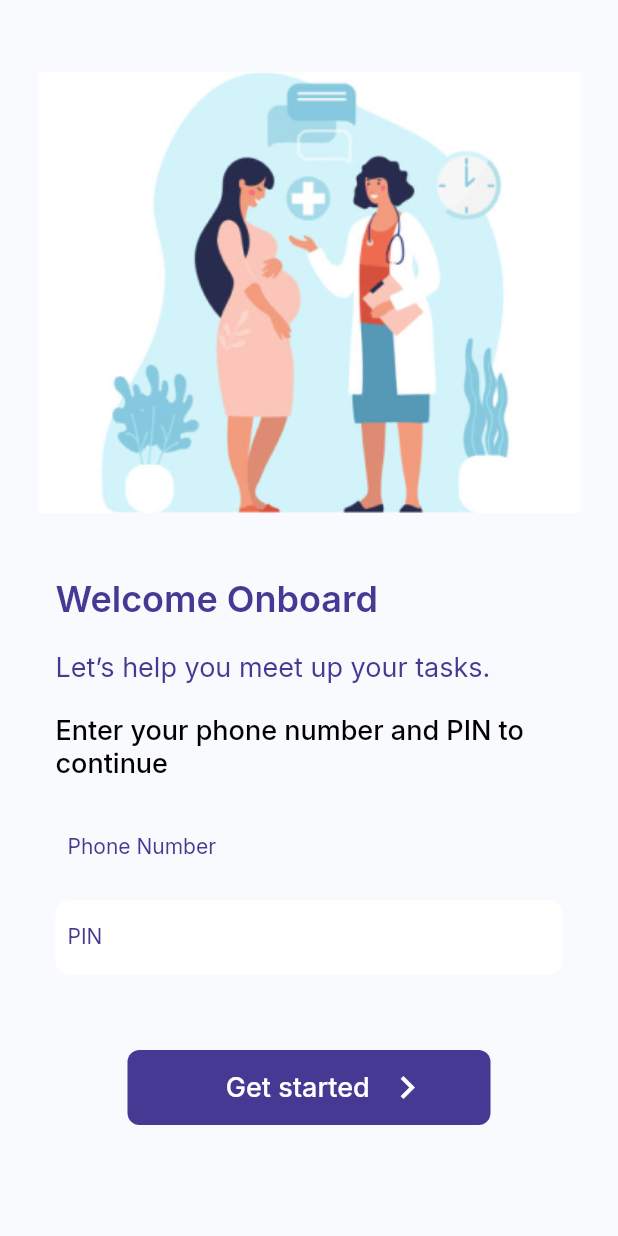
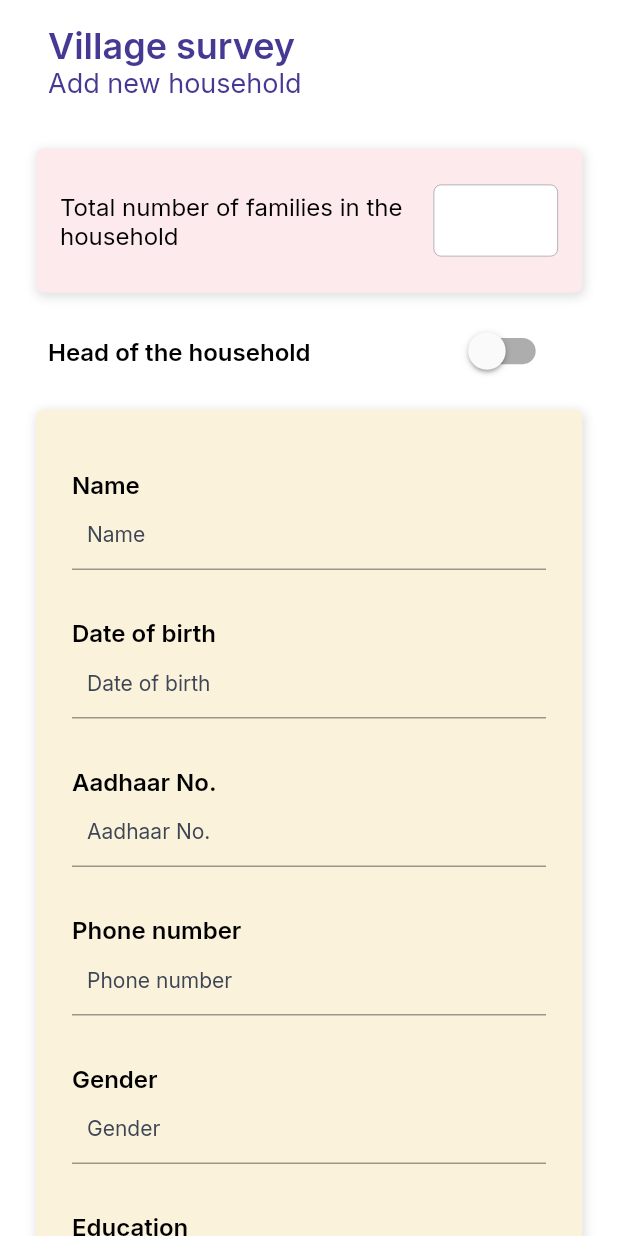
Before and after one commit to triviaGroups/janam, a Flutter app: the screen it shows after launch, on a phone screen of 412 x 824 dp. Run offline on Flutter 3.47's test engine with Material 2 defaults, Android fonts, the phone set to English and light mode, and no system bars; our stand-ins replace dropdown_button2, firebase_auth, firebase_core, font_awesome_flutter, google_fonts; accounts and stored records are empty.

Commit message:
Thursday 12

```diff
--- a/lib/Village Survey/page1.dart
+++ b/lib/Village Survey/page1.dart
@@ -1,6 +1,11 @@
 import 'package:flutter/material.dart';
 import 'package:google_fonts/google_fonts.dart';
+import 'package:janam/Widgets/button.dart';
 import 'package:janam/Widgets/dropdown.dart';
+import 'package:janam/Widgets/heading.dart';
+import 'package:janam/Widgets/search.dart';
+import 'package:janam/Widgets/textbox.dart';
+import 'package:janam/Widgets/topic.dart';
 import 'package:janam/constants/color_constants.dart';
 
 class vpage1 extends StatefulWidget {
@@ -11,57 +16,41 @@ class vpage1 extends StatefulWidget {
 }
 
 class _vpage1State extends State<vpage1> {
-
   @override
   Widget build(BuildContext context) {
-    return SafeArea(child: Scaffold(
+    return SafeArea(
+        child: Scaffold(
+          backgroundColor: white,
       body: SingleChildScrollView(
         child: Column(
           children: [
-            SizedBox(
+            const SizedBox(
               height: 16,
             ),
-            Row(
-              children: [
-                Expanded(
-                    flex: 2,
-                    child: Container(
-                      alignment: Alignment.centerLeft,
-                      padding: const EdgeInsets.only(left: 32),
-                      child: Column(
-                        mainAxisAlignment: MainAxisAlignment.center,
-                        crossAxisAlignment: CrossAxisAlignment.start,
-                        children: [
-                          Text(
-                            "Village Survey",
-                            style: GoogleFonts.inter(
-                                fontSize: 24,
-                                fontWeight: FontWeight.w600,
-                                color: purple),
-                          ),
-                          Text(
-                            "Add new household",
-                            style: GoogleFonts.inter(
-                                fontSize: 18,
-                                fontWeight: FontWeight.w400,
-                                color: purple),
-                          )
-                        ],
-                      ),
-                    )),
-                Expanded(child: Container()),
-              ],
-            ),
-            SizedBox(
+            topic("Village survey","Add new household"),
+            const SizedBox(
               height: 24,
             ),
-            DropDown("Select village","Village name"),
-            DropDown("Add new","Select"),
+            DropDown("Select village", "Village name"),
+            DropDown("Add new", "Select"),
+            Heading("Add new household"),
+            textBox("Village name"),
+            textBox("Village name"),
+            textBox("Village name"),
+            textBox("Village name"),
+            textBox("Village name"),
+            Heading("Select household"),
+            Search(),
+            const SizedBox(
+              height: 16,
+            ),
+            Button("Next"),
+            const SizedBox(
+              height: 16,
+            ),
           ],
         ),
       ),
     ));
   }
-
-
 }
--- a/lib/Village Survey/page2.dart
+++ b/lib/Village Survey/page2.dart
@@ -0,0 +1,200 @@
+import 'package:flutter/material.dart';
+import 'package:google_fonts/google_fonts.dart';
+import 'package:janam/Widgets/container.dart';
+import 'package:janam/Widgets/topic.dart';
+import 'package:janam/constants/color_constants.dart';
+import 'package:janam/provider/colorSelection.dart';
+import 'package:provider/provider.dart';
+
+class vPage2 extends StatefulWidget {
+  const vPage2({Key? key}) : super(key: key);
+
+  @override
+  _vPage2State createState() => _vPage2State();
+}
+
+class _vPage2State extends State<vPage2> {
+  int a = 0;
+  bool isSwitched = false;
+
+  void toggleSwitch(bool value) {
+    if (isSwitched == false) {
+      setState(() {
+        isSwitched = true;
+        a=0;
+      });
+    } else {
+      setState(() {
+        isSwitched = false;
+        a=0;
+      });
+    }
+  }
+
+  @override
+  void initState() {
+    // TODO: implement initState
+    super.initState();
+    a=0;
+  }
+
+  @override
+  Widget build(BuildContext context) {
+    return SafeArea(
+        child: Scaffold(
+      backgroundColor: white,
+      body: SingleChildScrollView(
+        child: Column(
+          children: [
+            const SizedBox(
+              height: 16,
+            ),
+            topic("Village survey", "Add new household"),
+            const SizedBox(
+              height: 8,
+            ),
+            Cont(
+                child: Row(
+                  children: [
+                    Expanded(
+                      flex: 3,
+                      child: Text(
+                        "Total number of families in the household ",
+                        style: GoogleFonts.inter(
+                            fontSize: 16,
+                            fontWeight: FontWeight.w400,
+                            color: black),
+                      ),
+                    ),
+                    Expanded(
+                        child: Container(
+                      decoration: BoxDecoration(
+                        border: Border.all(width: 0.5, color: Colors.grey),
+                        borderRadius: BorderRadius.circular(5),
+                        color: white,
+                      ),
+                      child: TextFormField(
+                        onChanged: (val) {},
+                        keyboardType: TextInputType.number,
+                        decoration: const InputDecoration(
+                            contentPadding:
+                                EdgeInsets.only(left: 20, right: 10),
+                            border: InputBorder.none),
+                        style: GoogleFonts.inter(fontSize: 14, color: black),
+                      ),
+                    ))
+                  ],
+                ),
+                height: 48,
+                color: colors[(a++) % 4]),
+            SwitchMethod("Head of the household"),
+            Cont(
+                child: Column(
+                  children: [
+                    textfield("Name", "Name"),
+                    textfield("Date of birth", "Date of birth"),
+                    textfield("Aadhaar No.", "Aadhaar No."),
+                    textfield("Phone number", "Phone number"),
+                    textfield("Gender", "Gender"),
+                    textfield("Education", "Education"),
+                    textfield("Occupation", "Occupation"),
+                    textfield("Family Income", "Family income"),
+                    textfield("Disability Status", "Yes/No"),
+                  ],
+                ),
+                height: 90 * 10,
+                color: colors[(a++) % 4]),
+
+            SwitchMethod("Details of Spouse"),
+            Cont(
+                child: Column(
+                  children: [
+                    textfield("Date of marriage", "Date of marriage"),
+                    textfield("Name", "Name"),
+                    textfield("Date of birth", "Date of birth"),
+                    textfield("Aadhaar No.", "Aadhaar No."),
+                    textfield("Phone number", "Phone number"),
+                    textfield("Gender", "Gender"),
+                    textfield("Education", "Education"),
+                    textfield("Occupation", "Occupation"),
+                    textfield("Disability Status", "Yes/No"),
+                  ],
+                ),
+                height: 90 * 10,
+                color: colors[(a++) % 4]),
+          ],
+        ),
+      ),
+    ));
+  }
+
+  Padding SwitchMethod(String text) {
+    return Padding(
+            padding: const EdgeInsets.symmetric(horizontal: 32),
+            child: Row(
+              children: [
+                Expanded(
+                  flex: 3,
+                  child: Text(
+                    text,
+                    style: GoogleFonts.inter(
+                        fontSize: 16,
+                        fontWeight: FontWeight.w600,
+                        color: black),
+                  ),
+                ),
+                Expanded(
+                  child: Container(
+                    height: 30,
+                    width: 35,
+                    alignment: Alignment.center,
+                    child: FittedBox(
+                      fit: BoxFit.fill,
+                      child: Transform.scale(
+                          scale: 2,
+                          child: Switch(
+                            onChanged: toggleSwitch,
+                            value: isSwitched,
+                            activeColor: white,
+                            activeTrackColor: Colors.blue,
+                          )),
+                    ),
+                  ),
+                ),
+              ],
+            ),
+          );
+  }
+
+  Padding textfield(String text, String htext) {
+    return Padding(
+      padding: const EdgeInsets.symmetric(vertical: 16, horizontal: 8),
+      child: Column(
+        mainAxisAlignment: MainAxisAlignment.center,
+        crossAxisAlignment: CrossAxisAlignment.start,
+        children: [
+          Text(
+            text,
+            style: GoogleFonts.inter(
+                fontSize: 16, fontWeight: FontWeight.w600, color: black),
+          ),
+          Container(
+            decoration: BoxDecoration(
+              borderRadius: BorderRadius.circular(5),
+            ),
+            child: TextFormField(
+              onChanged: (val) {},
+              decoration: InputDecoration(
+                contentPadding: EdgeInsets.only(left: 10, right: 10),
+                hintText: htext,
+                errorMaxLines: 1,
+                hintStyle: GoogleFonts.inter(fontSize: 14, color: txt),
+              ),
+              style: GoogleFonts.inter(fontSize: 14, color: black),
+            ),
+          )
+        ],
+      ),
+    );
+  }
+}
--- /dev/null
+++ b/lib/Widgets/container.dart
@@ -0,0 +1,42 @@
+import 'package:flutter/material.dart';
+import 'package:janam/constants/color_constants.dart';
+
+class Cont extends StatefulWidget {
+  final Widget child;
+  final double height;
+  final Color color;
+  const Cont({Key? key, required this.child, required this.height, required this.color}) : super(key: key);
+
+  @override
+  _ContState createState() => _ContState();
+}
+
+class _ContState extends State<Cont> {
+  @override
+  Widget build(BuildContext context) {
+    return Padding(
+      padding: const EdgeInsets.symmetric(horizontal: 24,vertical: 24),
+      child: Container(
+        alignment: Alignment.topCenter,
+        padding: const EdgeInsets.symmetric(horizontal: 16,vertical: 24),
+        decoration: BoxDecoration(
+          borderRadius: BorderRadius.circular(5),
+          color: widget.color,
+          boxShadow: [
+            BoxShadow(
+              color: Colors.grey.shade300,
+              blurRadius: 5,
+              spreadRadius: 1,
+              offset: Offset(1, 2),
+            ),
+          ],
+        ),
+        child: Container(
+          height: widget.height,
+          alignment: Alignment.centerLeft,
+          child: widget.child,
+        ),
+      ),
+    );
+  }
+}
--- /dev/null
+++ b/lib/Widgets/topic.dart
@@ -0,0 +1,37 @@
+import 'package:flutter/material.dart';
+import 'package:google_fonts/google_fonts.dart';
+import 'package:janam/constants/color_constants.dart';
+
+Row topic(String heading,String subheading) {
+  return Row(
+    children: [
+      Expanded(
+          flex: 2,
+          child: Container(
+            alignment: Alignment.centerLeft,
+            padding: const EdgeInsets.only(left: 32),
+            child: Column(
+              mainAxisAlignment: MainAxisAlignment.center,
+              crossAxisAlignment: CrossAxisAlignment.start,
+              children: [
+                Text(
+                  heading,
+                  style: GoogleFonts.inter(
+                      fontSize: 24,
+                      fontWeight: FontWeight.w600,
+                      color: purple),
+                ),
+                Text(
+                  subheading,
+                  style: GoogleFonts.inter(
+                      fontSize: 18,
+                      fontWeight: FontWeight.w400,
+                      color: purple),
+                )
+              ],
+            ),
+          )),
+      Expanded(child: Container()),
+    ],
+  );
+}
--- a/lib/main.dart
+++ b/lib/main.dart
@@ -2,9 +2,10 @@ import 'package:firebase_auth/firebase_auth.dart';
 import 'package:firebase_core/firebase_core.dart';
 import 'package:flutter/material.dart';
 import 'package:flutter/services.dart';
-import 'package:janam/Home/home.dart';
-import 'package:janam/Login/login.dart';
+import 'package:janam/Village%20Survey/page2.dart';
 import 'package:janam/constants/color_constants.dart';
+import 'package:janam/provider/colorSelection.dart';
+import 'package:provider/provider.dart';
 
 void main() {
   runApp(const MyApp());
@@ -16,9 +17,14 @@ class MyApp extends StatelessWidget {
   // This widget is the root of your application.
   @override
   Widget build(BuildContext context) {
-    return const MaterialApp(
-      home: FireBaseInitialization(),
-      debugShowCheckedModeBanner: false,
+    return MultiProvider(
+      providers: [
+        ChangeNotifierProvider<colorSelect>.value(value: (colorSelect())),
+      ],
+      child: const MaterialApp(
+        home: FireBaseInitialization(),
+        debugShowCheckedModeBanner: false,
+      ),
     );
   }
 }
@@ -68,7 +74,7 @@ class _FireBaseInitializationState extends State<FireBaseInitialization> {
 
                       if (streamSnapshot.connectionState ==
                           ConnectionState.active) {
-                        return const Login();
+                        return const vPage2();
                       }
 
                       return Scaffold(
--- /dev/null
+++ b/lib/provider/colorSelection.dart
@@ -0,0 +1,13 @@
+import 'package:flutter/material.dart';
+import 'package:flutter/cupertino.dart';
+
+class colorSelect with ChangeNotifier {
+  int _cs = 0;
+
+  int get CoS => _cs;
+
+  void set_color(int a) async {
+    this._cs = a;
+    notifyListeners();
+  }
+}
```
Also changed, not shown: lib/Widgets/button.dart (added, +23 -0 lines), lib/Widgets/dropdown.dart (+4 -13 lines), lib/Widgets/heading.dart (added, +17 -0 lines), lib/Widgets/search.dart (added, +37 -0 lines), lib/Widgets/textbox.dart (added, +21 -0 lines), 1 other file.
